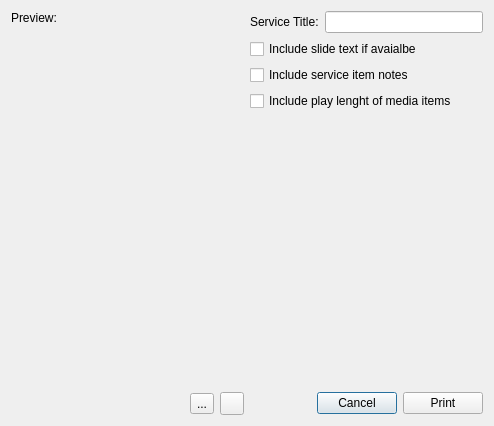
Before: the Qt Designer form resources/forms/printserviceorderdialog.ui in zonArt/openlp, drawn with Qt 5.
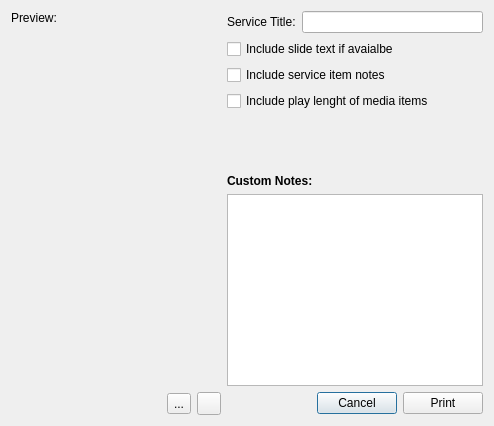
After: the same form once the commit is applied. Icons and pictures are not drawn.

Commit message: added a field to enter custom service notes

The edit to the form file:
```diff
--- a/resources/forms/printserviceorderdialog.ui
+++ b/resources/forms/printserviceorderdialog.ui
@@ -79,6 +79,16 @@
          </property>
         </spacer>
        </item>
+       <item>
+        <widget class="QLabel" name="customNotesLabel">
+         <property name="text">
+          <string>&lt;b&gt;Custom Notes:&lt;/b&gt;</string>
+         </property>
+        </widget>
+       </item>
+       <item>
+        <widget class="QTextEdit" name="customNoteEdit"/>
+       </item>
       </layout>
      </item>
      <item row="1" column="3">
```
The commit also changes 2 other files.
